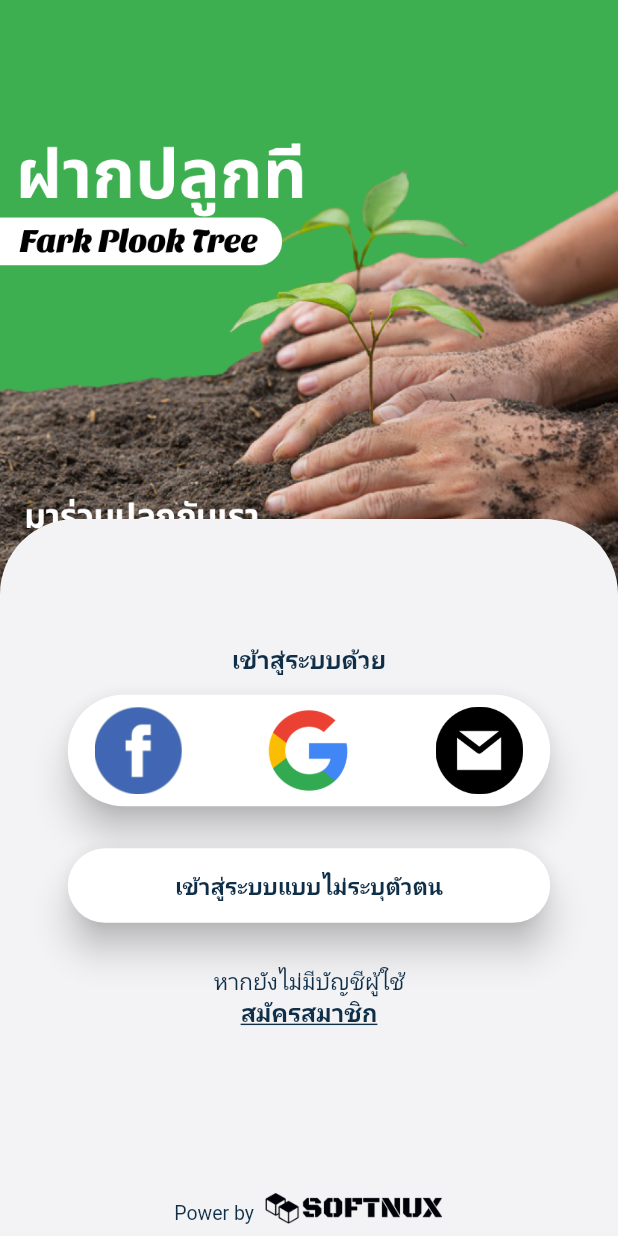
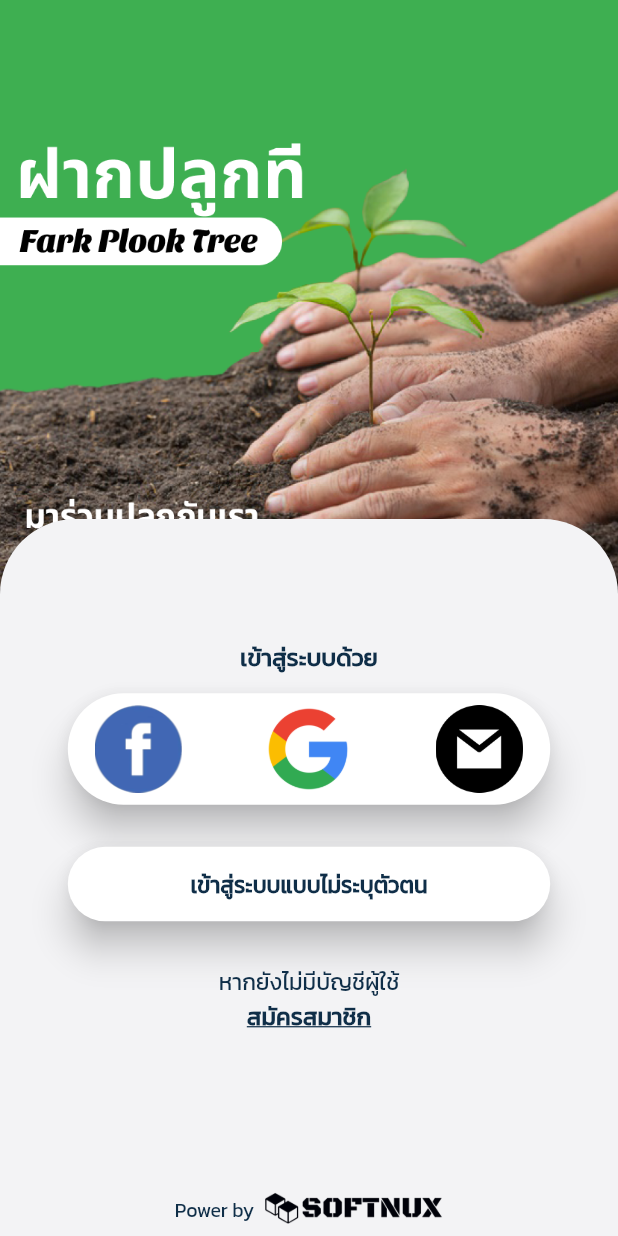
Before and after one commit to thanatat-wong/FarkPlookTree, a Flutter app: the screen it shows after launch, on a phone screen of 412 x 824 dp. Run offline on Flutter 3.47's test engine with Material 2 defaults, Android fonts, the light colour scheme and no system bars.

Commit message:
[UPDATE] Font

```diff
--- a/lib/main.dart
+++ b/lib/main.dart
@@ -19,6 +19,7 @@ class _MyAppState extends State<MyApp> {
     return MaterialApp(
         title: 'Flutter Demo',
         theme: ThemeData(
+          fontFamily: 'Kanit',
           primarySwatch: Colors.blue,
           visualDensity: VisualDensity.adaptivePlatformDensity,
         ),
--- a/lib/src/widget/login_fresh.dart
+++ b/lib/src/widget/login_fresh.dart
@@ -136,6 +136,7 @@ class _LoginFreshState extends State<LoginFresh> {
             TextSpan(
                 text: widget.keyWord.notAccount + '\n',
                 style: TextStyle(
+                    fontFamily: 'Kanit',
                     color: widget.textColor ?? Color(0xFF0F2E48),
                     fontWeight: FontWeight.normal,
                     fontSize: 15)),
@@ -144,6 +145,7 @@ class _LoginFreshState extends State<LoginFresh> {
                 style: TextStyle(
                     decoration: TextDecoration.underline,
                     color: widget.textColor ?? Color(0xFF0F2E48),
+                    fontFamily: 'Kanit',
                     fontWeight: FontWeight.bold,
                     fontSize: 16)),
           ]),
```
